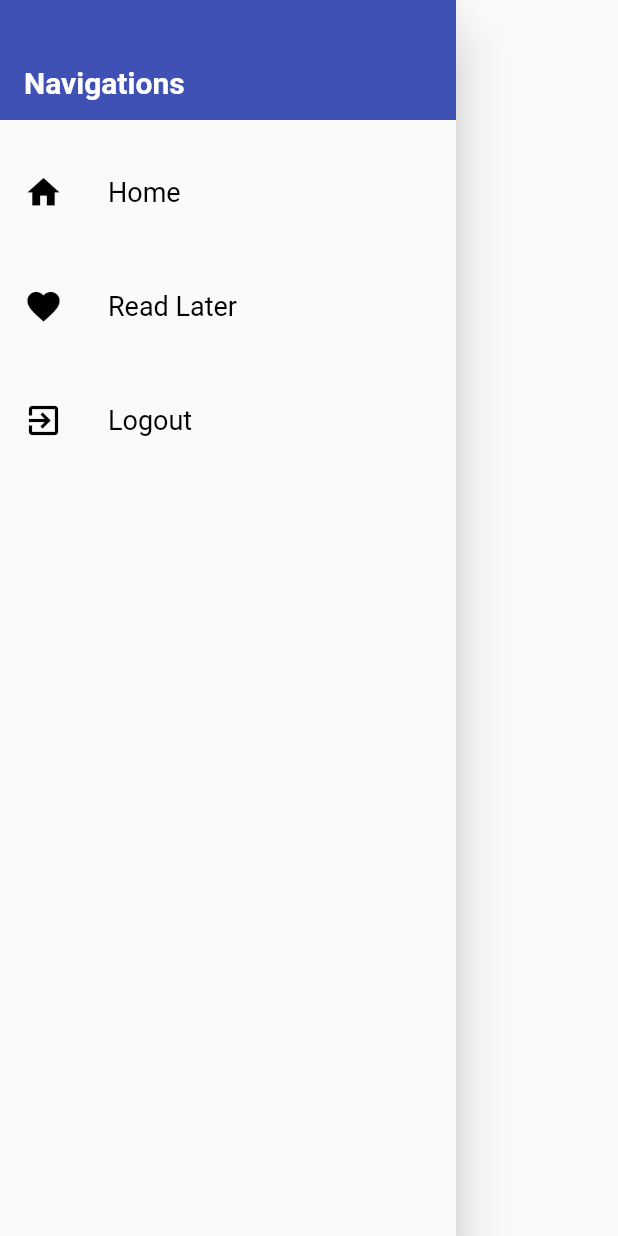
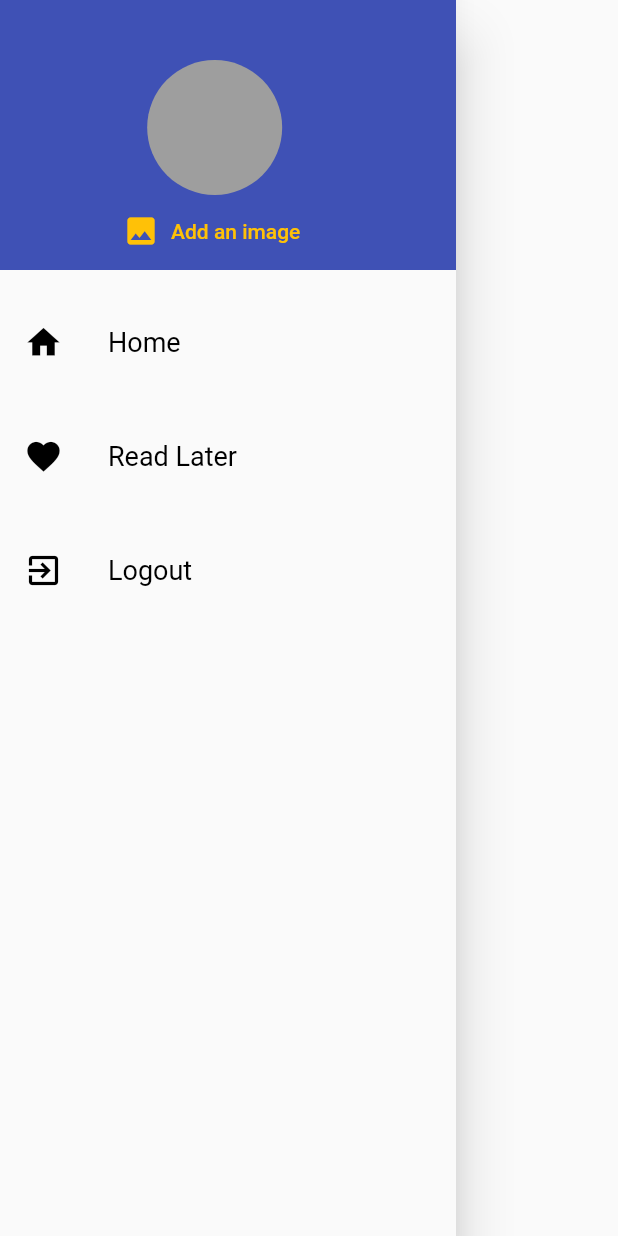
Before and after one commit to Sriujan1/NewsApp, a Flutter app: the MainDrawer widget shown alone on an empty page, opened directly, on a phone screen of 412 x 824 dp. Run offline on Flutter 3.47's test engine with Material 2 defaults, Android fonts, the phone set to English and light mode, and no system bars; our stand-ins replace cloud_firestore, firebase_auth, image_picker; accounts and stored records are empty.

Commit message:
Image picker done

```diff
--- /dev/null
+++ b/lib/pickers/user_image_picker.dart
@@ -0,0 +1,99 @@
+import 'package:flutter/material.dart';
+import 'dart:io';
+import 'package:image_picker/image_picker.dart';
+class UserImagePicker extends StatefulWidget {
+   final void Function(File pickedImage) imagePickfn;
+  UserImagePicker(this.imagePickfn);
+  @override
+  _UserImagePickerState createState() => _UserImagePickerState();
+}
+
+class _UserImagePickerState extends State<UserImagePicker> {
+  File _image;
+  final picker = ImagePicker();
+
+  Future _openGallery(BuildContext context) async {
+    var pickedImageFile = await picker.getImage(
+     source: ImageSource.gallery,
+     imageQuality: 70,
+     maxWidth: 150,
+     );
+   setState(() {
+     _image = File(pickedImageFile.path);
+   });
+   Navigator.of(context).pop();
+   widget.imagePickfn(_image);
+  }
+
+
+  Future _openCamera(BuildContext context) async {
+    var pickedImageFile = await picker.getImage(
+     source: ImageSource.camera,
+     imageQuality: 70,
+     maxWidth: 150,
+     );
+   setState(() {
+     _image = File(pickedImageFile.path);
+   });
+   Navigator.of(context).pop();
+   widget.imagePickfn(_image);
+  }
+
+
+  Future<void> _showChoiceDialog(BuildContext context) async {
+    return showDialog(context: context,builder: (BuildContext context) {
+      return AlertDialog(
+        title: Text('Make a choice!'),
+        content: SingleChildScrollView(
+          child: ListBody(
+            children: <Widget>[
+              GestureDetector(
+                child: Text('Gallery'),
+                onTap: () {
+                  _openGallery(context);
+                }
+              ),
+              Padding(padding: EdgeInsets.all(6)),
+              GestureDetector(
+                child: Text('Camera'),
+                onTap: () {
+                  _openCamera(context);
+                }
+              )
+      ],),
+      ),
+      );
+    });
+  }
+  // Future<void> _pickedImage() async {
+  //  final pickedImageFile = await picker.getImage(
+  //    source: ImageSource.camera,
+  //    imageQuality: 70,
+  //    maxWidth: 150,
+  //    );
+  //  setState(() {
+  //    _image = File(pickedImageFile.path);
+  //  });
+  //  widget.imagePickfn(_image);
+  // }
+  @override
+  Widget build(BuildContext context) {
+    return Column(
+      children: <Widget>[
+         CircleAvatar(
+           radius: 45,
+           backgroundColor: Colors.grey,
+           backgroundImage: _image != null ? FileImage(_image) :  null,
+           ),
+                  FlatButton.icon(
+                    onPressed: () {
+                      _showChoiceDialog(context);
+                    },
+                    icon: Icon(Icons.image),
+                    label: Text('Add an image'),
+                    textColor: Theme.of(context).accentColor,
+                    ),
+      ],
+    );
+  }
+}
--- a/lib/widgets/maindrawer.dart
+++ b/lib/widgets/maindrawer.dart
@@ -1,7 +1,8 @@
 import 'package:flutter/material.dart';
 import 'package:news_app/screens/home_screen.dart';
 import 'package:firebase_auth/firebase_auth.dart';
-
+import '../pickers/user_image_picker.dart';
+import 'dart:io';
 class MainDrawer extends StatelessWidget {
 
   Widget buildListTile(String title, IconData icon, Function ontapHandler){
@@ -25,20 +26,25 @@ class MainDrawer extends StatelessWidget {
 
   @override
   Widget build(BuildContext context) {
+     File pickImage;
+
+void pickedImage(File pickedImage) {
+    pickImage = pickedImage;
+  }
     return Drawer(
       child: Column(
         children: <Widget>[
           Container(
-            height: 80,
+            height: 180,
             width: double.infinity,
-            padding: EdgeInsets.only(top: 30,left: 16),
+            padding: EdgeInsets.only(top: 40,left: 70),
             color: Theme.of(context).primaryColor,
             alignment: Alignment.centerLeft,
-            child: Text('Navigations', style: TextStyle(
-              fontSize: 20,
-              fontWeight: FontWeight.bold,
-              color: Colors.white,
-            ),),
+            child: Container(
+              child: UserImagePicker(pickedImage),
+            )
+
+
           ),
           SizedBox(height: 20,),
           buildListTile(
--- a/pubspec.yaml
+++ b/pubspec.yaml
@@ -27,6 +27,7 @@ dependencies:
   provider: ^4.1.2
   cloud_firestore: ^0.13.6
   firebase_auth: ^0.16.1
+  image_picker: ^0.6.7+1
 
   # The following adds the Cupertino Icons font to your application.
   # Use with the CupertinoIcons class for iOS style icons.
```
Also changed, not shown: lib/widgets/auth_form.dart (+8 -1 lines), pubspec.lock.
